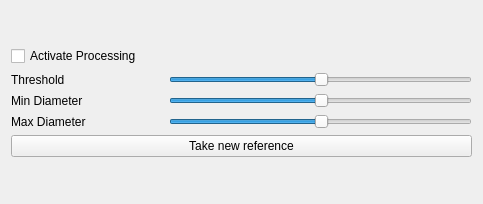
The window that interferoplugindialog.ui (SamDehaeck/GigaViewer) describes before a commit, drawn with Qt 5.
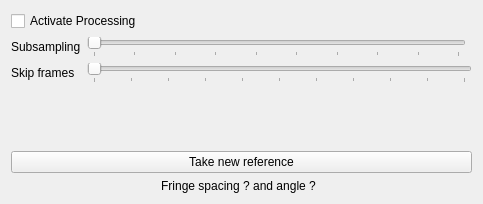
The same window after the commit.

```diff
--- a/interferoplugindialog.ui
+++ b/interferoplugindialog.ui
@@ -19,6 +19,13 @@
   <layout class="QGridLayout" name="gridLayout_2">
    <item row="0" column="0">
     <layout class="QGridLayout" name="gridLayout">
+     <item row="2" column="0">
+      <widget class="QLabel" name="label_3">
+       <property name="text">
+        <string>Skip frames</string>
+       </property>
+      </widget>
+     </item>
      <item row="0" column="0" colspan="3">
       <widget class="QCheckBox" name="activateBox">
        <property name="text">
@@ -26,21 +33,26 @@
        </property>
       </widget>
      </item>
-     <item row="1" column="0">
-      <widget class="QLabel" name="label">
-       <property name="text">
-        <string>Threshold</string>
+     <item row="2" column="1" colspan="2">
+      <widget class="QSlider" name="skipSlider">
+       <property name="maximum">
+        <number>10</number>
        </property>
-      </widget>
-     </item>
-     <item row="3" column="1" colspan="2">
-      <widget class="QSlider" name="MaxDiameter">
+       <property name="pageStep">
+        <number>1</number>
+       </property>
        <property name="value">
-        <number>50</number>
+        <number>0</number>
        </property>
        <property name="orientation">
         <enum>Qt::Horizontal</enum>
        </property>
+       <property name="tickPosition">
+        <enum>QSlider::TicksBelow</enum>
+       </property>
+       <property name="tickInterval">
+        <number>1</number>
+       </property>
       </widget>
      </item>
      <item row="4" column="0" colspan="3">
@@ -56,40 +68,55 @@
        </property>
       </widget>
      </item>
-     <item row="2" column="0">
-      <widget class="QLabel" name="label_3">
+     <item row="1" column="0">
+      <widget class="QLabel" name="label">
        <property name="text">
-        <string>Min Diameter</string>
+        <string>Subsampling</string>
        </property>
       </widget>
      </item>
-     <item row="2" column="1" colspan="2">
-      <widget class="QSlider" name="MinDiameter">
-       <property name="value">
-        <number>50</number>
+     <item row="1" column="1">
+      <widget class="QSlider" name="subsampleSlider">
+       <property name="minimum">
+        <number>1</number>
        </property>
-       <property name="orientation">
-        <enum>Qt::Horizontal</enum>
+       <property name="maximum">
+        <number>10</number>
        </property>
-      </widget>
-     </item>
-     <item row="1" column="1" colspan="2">
-      <widget class="QSlider" name="thresholdSlider">
        <property name="pageStep">
         <number>1</number>
        </property>
-       <property name="value">
-        <number>50</number>
-       </property>
        <property name="orientation">
         <enum>Qt::Horizontal</enum>
        </property>
+       <property name="tickPosition">
+        <enum>QSlider::TicksBelow</enum>
+       </property>
+       <property name="tickInterval">
+        <number>1</number>
+       </property>
       </widget>
      </item>
      <item row="3" column="0">
-      <widget class="QLabel" name="label_4">
+      <spacer name="verticalSpacer">
+       <property name="orientation">
+        <enum>Qt::Vertical</enum>
+       </property>
+       <property name="sizeHint" stdset="0">
+        <size>
+         <width>20</width>
+         <height>40</height>
+        </size>
+       </property>
+      </spacer>
+     </item>
+     <item row="5" column="0" colspan="2">
+      <widget class="QLabel" name="fringeLabel">
        <property name="text">
-        <string>Max Diameter</string>
+        <string>Fringe spacing ? and angle ?</string>
+       </property>
+       <property name="alignment">
+        <set>Qt::AlignCenter</set>
        </property>
       </widget>
      </item>
```
